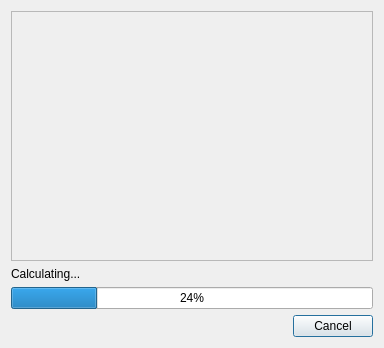
This is widget/CurveFittingWorkerDialog.ui in timschneeb/DDCToolbox as Qt 5 draws it before an edit. The edited form follows.
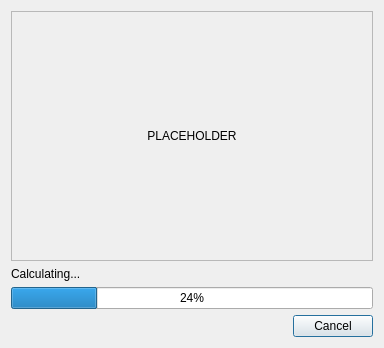
This is the edited form.

Commit message: Add thread container class

What changed in the file:
```diff
--- a/widget/CurveFittingWorkerDialog.ui
+++ b/widget/CurveFittingWorkerDialog.ui
@@ -28,6 +28,18 @@
      <property name="frameShadow">
       <enum>QFrame::Raised</enum>
      </property>
+     <layout class="QVBoxLayout" name="verticalLayout_2">
+      <item>
+       <widget class="QLabel" name="label_2">
+        <property name="text">
+         <string>PLACEHOLDER</string>
+        </property>
+        <property name="alignment">
+         <set>Qt::AlignCenter</set>
+        </property>
+       </widget>
+      </item>
+     </layout>
     </widget>
    </item>
    <item>
```
The commit also changes 7 other files.
